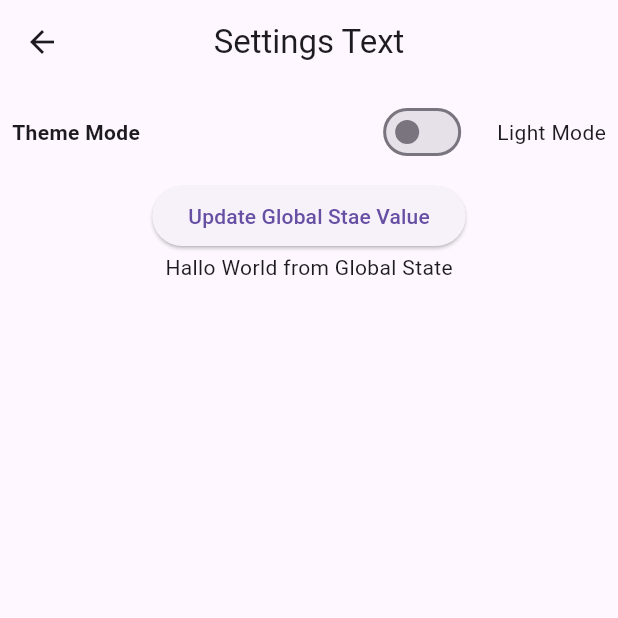
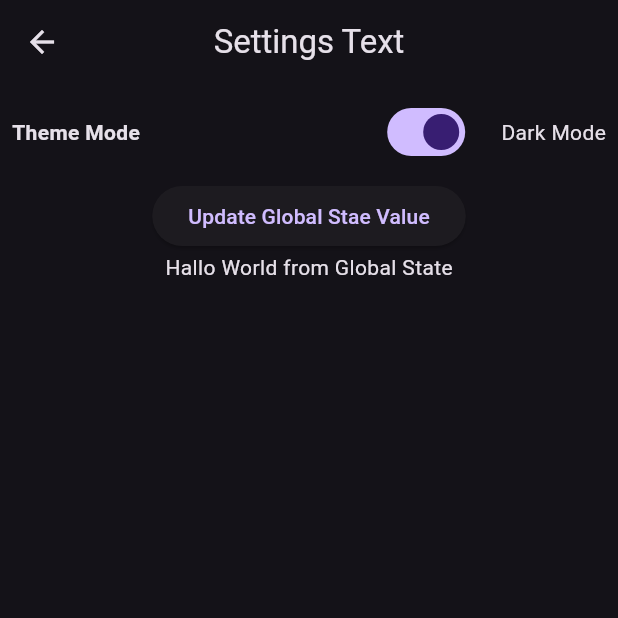
Before and after one commit to yntachmad/flutter_fun_facts, a Flutter app: the screen it shows after launch, after a tap on the "settings" icon, on a phone screen of 412 x 824 dp, the top half of it. Run offline on Flutter 3.47's test engine with Material 3 defaults, Android fonts, the phone set to English and light mode, and no system bars; our stand-ins replace dio, shared_preferences; network calls fail.

Commit message:
final update

```diff
--- a/lib/main.dart
+++ b/lib/main.dart
@@ -21,6 +21,13 @@ class MyApp extends StatefulWidget {
 
 class _MyAppState extends State<MyApp> {
   @override
+  void initState() {
+    // TODO: implement initState
+    super.initState();
+    Provider.of<ThemeProvider>(context, listen: false).LoadMode();
+  }
+
+  @override
   Widget build(BuildContext context) {
     var themeProvider = Provider.of<ThemeProvider>(context);
 
--- a/lib/screens/providers/theme_provider.dart
+++ b/lib/screens/providers/theme_provider.dart
@@ -1,4 +1,4 @@
-import 'dart:ffi';
+import 'package:shared_preferences/shared_preferences.dart';
 
 import 'package:flutter/material.dart';
 
@@ -11,8 +11,16 @@ class ThemeProvider extends ChangeNotifier {
     notifyListeners();
   }
 
-  void updateBoolianData({required bool dataBoolian}) {
+  Future<void> updateBoolianData({required bool dataBoolian}) async {
+    final SharedPreferences prefs = await SharedPreferences.getInstance();
+    prefs.setBool('isDarkModeChecked', dataBoolian);
     isDarkModeChecked = dataBoolian;
     notifyListeners();
   }
+
+  void LoadMode() async {
+    final SharedPreferences prefs = await SharedPreferences.getInstance();
+    isDarkModeChecked = prefs.getBool('isDarkModeChecked') ?? true;
+    notifyListeners();
+  }
 }
--- a/pubspec.yaml
+++ b/pubspec.yaml
@@ -33,6 +33,7 @@ dependencies:
   flutter:
     sdk: flutter
   provider: ^6.1.2
+  shared_preferences: ^2.3.3
 
 dev_dependencies:
   flutter_lints: ^3.0.0
```
Also changed, not shown: pubspec.lock, 7 other files.
